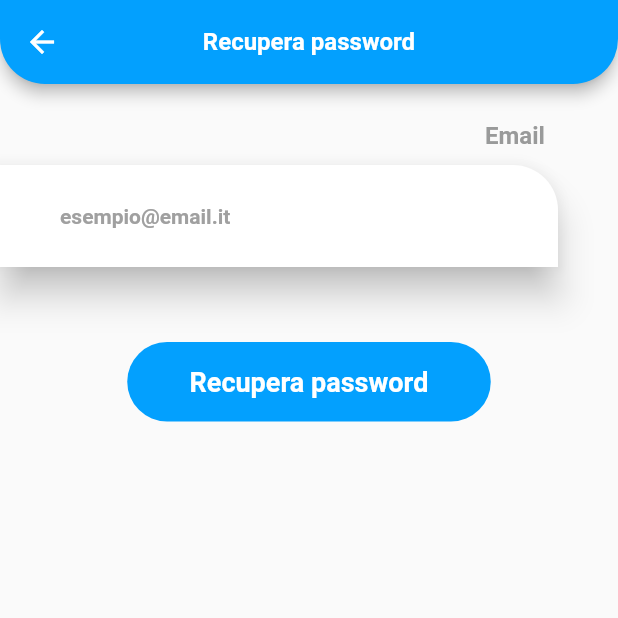
After one commit to Stemicio9/winbest, a Flutter app: the PasswordDimenticata screen opened directly, after a tap on "Recupera password", on a phone screen of 412 x 824 dp, the top half of it. The commit adds this screen. Run offline on Flutter 3.47's test engine with Material 2 defaults, Android fonts, the phone set to English and light mode, and no system bars; our stand-ins replace flushbar, progress_dialog; missing offline and left inert: oauth2; generated files the repository leaves out were written again; network calls fail; Roboto replaces fonts that are missing (Montserrat); project files that could hold a hidden picture were left out.

Commit message:
Recupera password terminato

```diff
--- a/lib/lastrelease/loginsignup/login.dart
+++ b/lib/lastrelease/loginsignup/login.dart
@@ -8,6 +8,7 @@ import 'package:win/lastrelease/costanti/coloriestili.dart';
 import 'package:win/lastrelease/loginsignup/loginparts/background.dart';
 import 'package:win/lastrelease/loginsignup/loginparts/inputwidgets.dart';
 import 'package:win/lastrelease/loginsignup/loginparts/pulsanterettangolarearrotondato.dart';
+import 'package:win/lastrelease/loginsignup/recuperapassword.dart';
 
 
 
@@ -176,7 +177,8 @@ class LoginState extends State<Login>{
         child: GestureDetector(
             onTap: (){
              // Navigator.of(context).push(MaterialPageRoute(builder: (c) => PasswordDimenticata(emailcorrente: emailcontroller.text,)));
-
+        //      recuperapassword
+              Navigator.push(context, MaterialPageRoute(builder: (c)=>PasswordDimenticata(emailcorrente: emailcontroller.text,)));
             },
             child: Text("Password dimenticata?",
                 style: testosemplice16sottolineato)
--- a/lib/lastrelease/loginsignup/loginparts/pulsanterettangolarearrotondato.dart
+++ b/lib/lastrelease/loginsignup/loginparts/pulsanterettangolarearrotondato.dart
@@ -41,7 +41,7 @@ class PulsanteRettangolareArrotondato extends StatelessWidget {
                     style: TextStyle(
                         color: Colors.white,
                         fontSize: 18,
-                        fontWeight: FontWeight.w500)),
+                        fontWeight: FontWeight.w700)),
                 padding: EdgeInsets.only(top: 16, bottom: 16),
               ),
               Visibility(
--- /dev/null
+++ b/lib/lastrelease/loginsignup/recuperapassword.dart
@@ -0,0 +1,138 @@
+
+import 'package:flutter/material.dart';
+import 'package:win/lastrelease/costanti/coloriestili.dart';
+import 'package:win/lastrelease/loginsignup/loginparts/inputwidgets.dart';
+import 'package:win/lastrelease/loginsignup/loginparts/pulsanterettangolarearrotondato.dart';
+import 'package:win/lastrelease/services/iscrizioni.dart';
+import 'package:win/lastrelease/widgets/appbar.dart';
+
+class PasswordDimenticata extends StatefulWidget {
+
+  String emailcorrente;
+
+  PasswordDimenticata({this.emailcorrente});
+
+
+  @override
+  PasswordDimenticataState createState() {
+    return PasswordDimenticataState();
+  }
+
+}
+
+class PasswordDimenticataState extends State<PasswordDimenticata>{
+
+  TextEditingController mailcontroller = new TextEditingController();
+
+  String risposta;
+
+  @override
+  void initState() {
+    if(this.widget.emailcorrente != null){
+      mailcontroller.text =this.widget.emailcorrente;
+    }
+    super.initState();
+  }
+
+  @override
+  Widget build(BuildContext context) {
+
+    return Scaffold(
+      appBar: appbarcomune("Recupera password"),
+      body: Column(
+        children: <Widget>[
+          Padding(
+            padding: EdgeInsets.only(bottom: 25),
+          ),
+          Padding(
+            padding: EdgeInsets.only(left: MediaQuery
+                .of(context)
+                .size
+                .width / 1.5, bottom: 10),
+            child: Text(
+              "Email",
+              style: TextStyle(fontSize: 16,
+                  color: Color(0xFF999A9A),
+                  fontWeight: FontWeight.w700),
+            ),
+          ),
+          Align(
+            alignment: Alignment.centerLeft,
+          child: InputWidgetSingolo(30,0,"esempio@email.it",mailcontroller),
+          ),
+          Padding(
+            padding: EdgeInsets.only(bottom: 25),
+          ),
+
+
+          risposta != null ?
+          Center(
+          child: Text(risposta,
+              textAlign: TextAlign.center,
+              style:
+              TextStyle(fontSize: 16,
+              color: Color(0xFF999A9A),
+              fontWeight: FontWeight.w700))
+          )
+              : Container(),
+
+          Padding(
+            padding: EdgeInsets.only(bottom: 25),
+          ),
+
+          buildbuttonsubmit(),
+
+        ],
+      ),
+    );
+  }
+
+
+
+  Widget buildbuttonsubmit(){
+ /*   return MaterialButton(
+
+        shape: RoundedRectangleBorder(
+          borderRadius: new BorderRadius.circular(30.0),
+        ),
+
+        elevation: 10,
+
+        color: Color(0xFF2FE000),
+        onPressed: (){
+          richiedinuovapassword();
+        },
+        child:
+
+        Padding(
+            padding: EdgeInsets.only(top: 15, bottom: 15, left: 5, right: 5),
+            child:
+            Text("Recupera password",
+              style:TextStyle(fontSize: 14, color:  Colors.white, fontWeight: FontWeight.w800) ,)
+        )
+
+    ); */
+
+    return GestureDetector(
+    onTap: () {
+          richiedinuovapassword();
+    },
+    child: PulsanteRettangolareArrotondato(
+    "Recupera password", buttongradiant, false),
+    );
+
+  }
+
+
+  richiedinuovapassword() async{
+ /*   String result = await utenteService.passworddimenticata(mailcontroller.text);
+    setState(() {
+      risposta = result;
+    }); */
+     String result = await passworddimenticata(mailcontroller.text);
+     setState(() {
+       risposta = result;
+     });
+  }
+
+}
--- a/lib/lastrelease/model/lavoratore.dart
+++ b/lib/lastrelease/model/lavoratore.dart
@@ -18,7 +18,6 @@ class Lavoratore {
   String nome;
   String cognome;
   String ruolo;
-  String numerotelefono;
   String passwordinchiaro;
   DateTime datanascita;
   String immagineprofilo;
@@ -31,7 +30,7 @@ class Lavoratore {
 
   Lavoratore({this.email,this.password,this.nome,this.cognome,this.ruolo,this.datanascita,
     this.immagineprofilo, this.listaskill,
-    this.numerotelefono, this.passwordinchiaro, this.status, this.descrizione});
+    this.numeroditelefono, this.passwordinchiaro, this.status, this.descrizione});
 
   factory Lavoratore.fromJson(Map<String, dynamic> json) => _$LavoratoreFromJson(json);
 
--- a/lib/lastrelease/services/iscrizioni.dart
+++ b/lib/lastrelease/services/iscrizioni.dart
@@ -9,7 +9,7 @@ final String secondbaseurlsecure = "secure/utenti";
 
 
 
-Future<Lavoratore> iscrviticomelavoratore(Lavoratore lavoratore,Function onerror) async {
+Future<Lavoratore> iscrviticomelavoratore(Lavoratore lavoratore) async {
   String urlcompleto = baseurl + secondbaseurl + "iscrizione/lavoratore/" + VALORE_DI_CONTROLLO;
   final response = await http.post(urlcompleto,body: jsonEncode(lavoratore.toJson()), headers: headers);
   if(response.statusCode == 200) {
@@ -18,12 +18,18 @@ Future<Lavoratore> iscrviticomelavoratore(Lavoratore lavoratore,Function onerror
   }
   print("STATUS CODE");
   print(response.statusCode);
-  if(response.statusCode == 500){
-     onerror();
-  }
   print("BODY");
   print(response.body);
   print("HEADERS");
   print(response.headers);
   return null;
 }
+
+Future<String> passworddimenticata(email) async {
+  String urlcompleto = baseurl + secondbaseurl + "passworddimenticata/" + VALORE_DI_CONTROLLO;
+  final response = await http.post(urlcompleto,body: email, headers: headers);
+  if(response.statusCode == 200){
+    return response.body;
+  }
+  print(response.body);
+}
--- a/lib/main.dart
+++ b/lib/main.dart
@@ -1,5 +1,6 @@
 import 'package:flutter/material.dart';
 import 'package:win/lastrelease/loginsignup/login.dart';
+import 'package:win/lastrelease/loginsignup/recuperapassword.dart';
 import 'package:win/lastrelease/loginsignup/signup.dart';
 
 
--- a/pubspec.yaml
+++ b/pubspec.yaml
@@ -29,6 +29,7 @@ dependencies:
 
   intl: ^0.15.0
   flushbar: ^1.9.1
+  progress_dialog: ^1.2.1
 #  fluttertoast: ^3.1.3
 #  kt_dart: ^0.5.0
 #  flutter_staggered_grid_view: ^0.3.0
```
Also changed, not shown: lib/lastrelease/loginsignup/signupparts/sezioni.dart (+40 -3 lines), lib/lastrelease/widgets/appbar.dart (line endings or trailing spaces), pubspec.lock.
